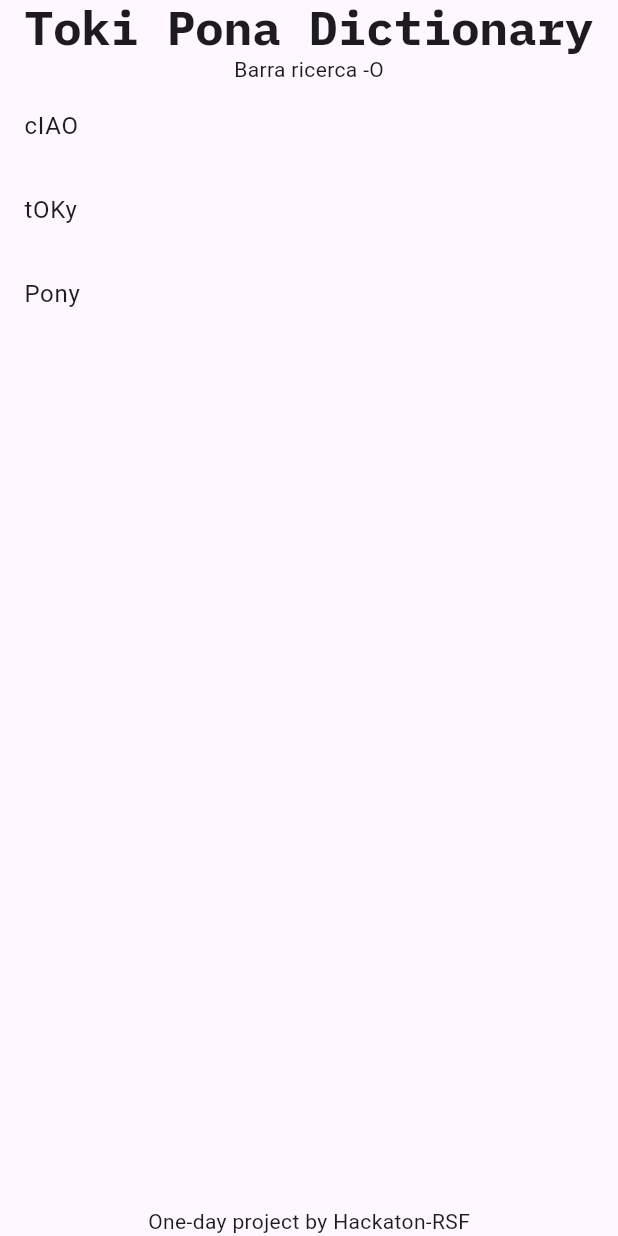
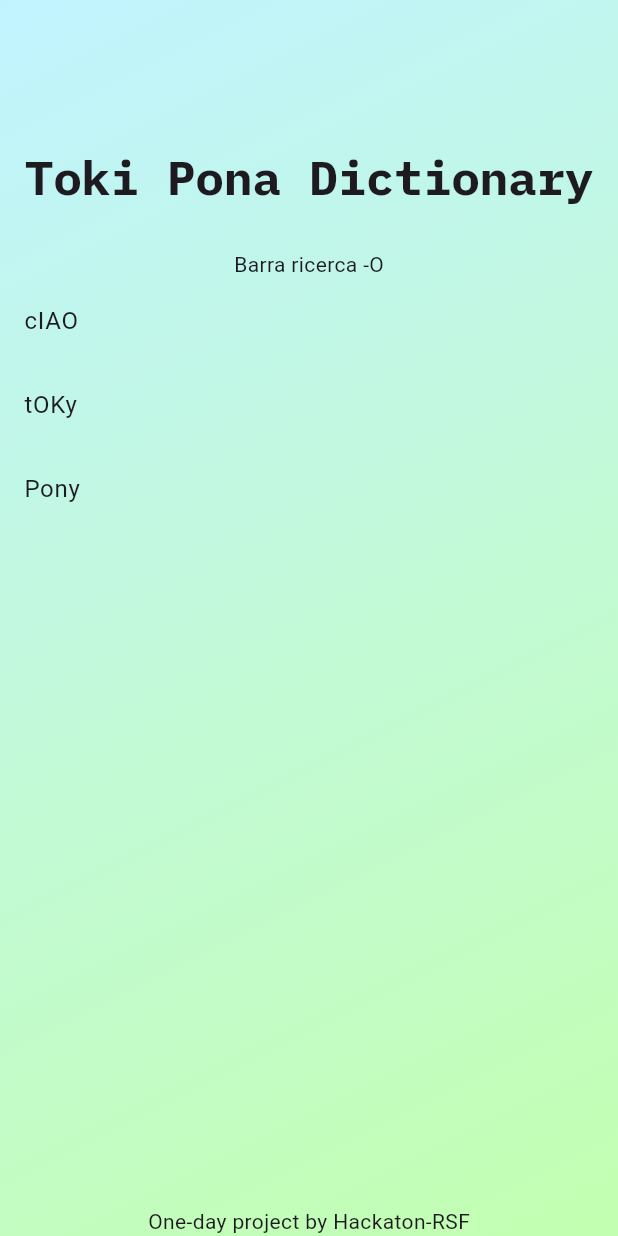
Before and after one commit to hackathon-RSF/toki-pona-dictionary, a Flutter app: the screen it shows after launch, on a phone screen of 412 x 824 dp. Run offline on Flutter 3.47's test engine with Material 3 defaults, Android fonts, the light colour scheme and no system bars; our stand-ins replace google_fonts.

Commit message:
Updated background

```diff
--- a/lib/main.dart
+++ b/lib/main.dart
@@ -90,6 +90,14 @@
       body: Center(
         // Center is a layout widget. It takes a single child and positions it
         // in the middle of the parent.
+        child: Container(
+          decoration: const BoxDecoration(
+            gradient: LinearGradient(
+              colors: [Color(0xFFC0F3FF), Color(0xFFC3FFB0)],
+              begin: Alignment.topLeft,
+              end: Alignment.bottomRight,
+            ),
+          ),
           child: Column(
             // Column is also a layout widget. It takes a list of children and
             // arranges them vertically. By default, it sizes itself to fit its
@@ -106,7 +114,10 @@
             // wireframe for each widget.
             mainAxisAlignment: MainAxisAlignment.center,
             children: <Widget>[
-            Text('Toki Pona Dictionary',
+              const SizedBox(height: 100),
+              Text(
+                'Toki Pona Dictionary',
+                textAlign: TextAlign.center,
                 style: GoogleFonts.ibmPlexMono(
                   textStyle: Theme.of(context).textTheme.displayLarge,
                   fontSize: 32,
@@ -114,6 +125,7 @@
                   //fontStyle: FontStyle.italic,
                 ),
               ),
+              const SizedBox(height: 30),
               const Text('Barra ricerca -O'),
               WordsListWidget(),
               const Text('One-day project by Hackaton-RSF'),
@@ -129,6 +141,7 @@
         //   tooltip: 'Increment',
         //   child: const Icon(Icons.add),
         // ), // This trailing comma makes auto-formatting nicer for build methods.
+      ),
     );
   }
 }
```
Lines whose indentation alone changed are shown as unchanged.
